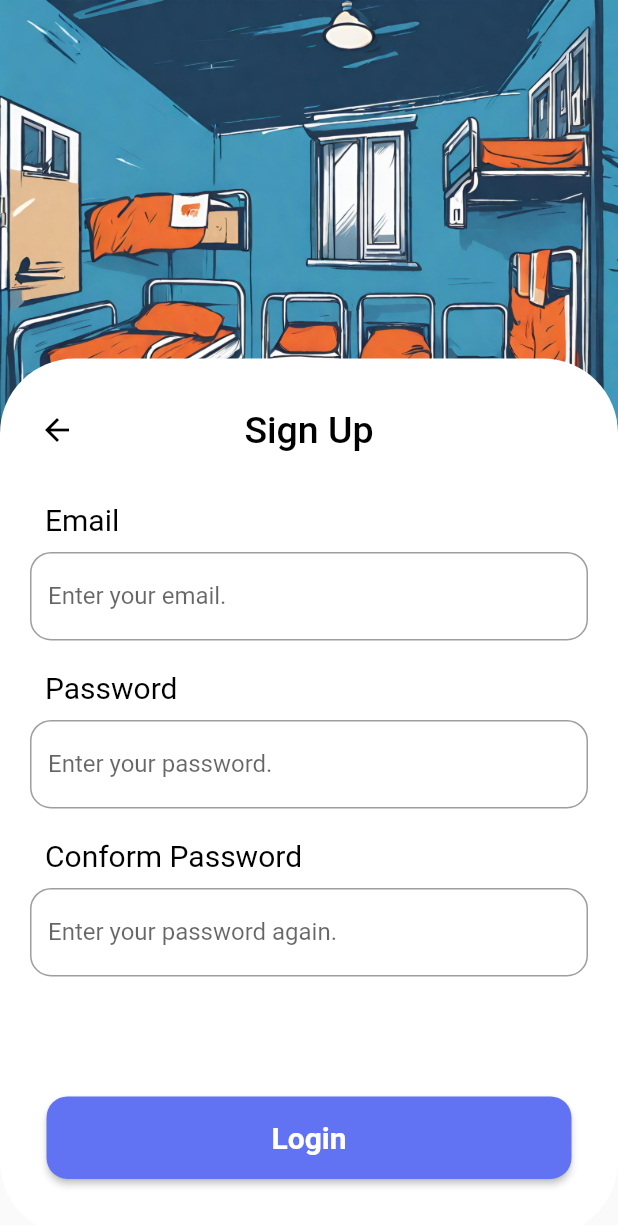
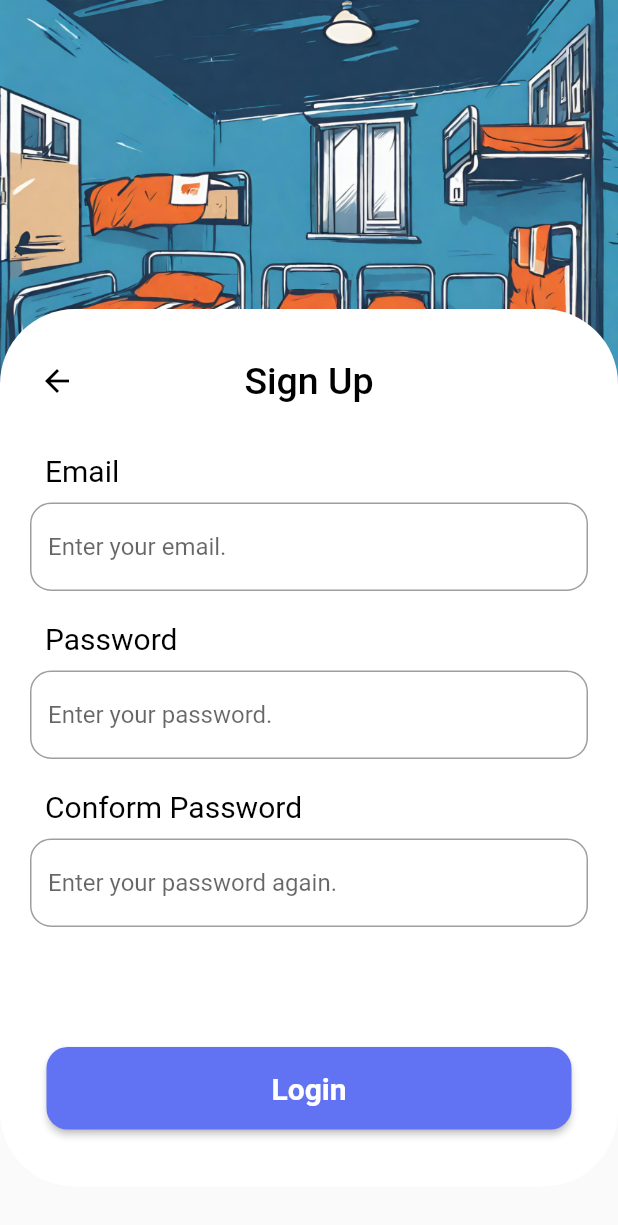
Before and after one commit to Mero-Vision/mero_hostel, a Flutter app: the screen it shows after launch, after a tap on an icon or button, on a phone screen of 412 x 824 dp. Shown: the top 1225 px of the screen. Run offline on Flutter 3.47's test engine with Material 2 defaults, Android fonts, the light colour scheme and no system bars; our stand-ins replace flutter_screenutil, get.

Commit message:
loginpageupdated

```diff
--- /dev/null
+++ b/lib/views/login/LoginUI.dart
@@ -0,0 +1,97 @@
+import 'package:flutter/material.dart';
+import 'package:mero_hostel/utils/constant.dart';
+import 'package:mero_hostel/views/signup/signupPage.dart';
+import 'package:mero_hostel/widgets/Mytext.dart';
+import 'package:mero_hostel/widgets/myRichText.dart';
+import 'package:mero_hostel/widgets/myTextFormField.dart';
+import 'package:mero_hostel/widgets/mybutton.dart';
+
+class LoginUI extends StatelessWidget {
+  const LoginUI({
+    super.key,
+  });
+
+  @override
+  Widget build(BuildContext context) {
+    return Hero(
+      tag: 'Login_SignUp',
+      child: Material(
+        type: MaterialType.transparency,
+        child: Container(
+          height: ScreenHeight * 0.55,
+          width: ScreenWidth,
+          decoration: BoxDecoration(
+            color: Colors.white,
+            borderRadius: BorderRadius.circular(50),
+          ),
+          child:
+              Column(crossAxisAlignment: CrossAxisAlignment.start, children: [
+            Center(
+              child: MyText(
+                text: 'Login',
+                color: KTextColor,
+                size: 32,
+                top: 15,
+                bottom: 30,
+              ),
+            ),
+            MyText(
+              text: 'Email',
+              color: KTextColor,
+              size: 20,
+              left: 30,
+            ),
+            MyTextFormField(
+              top: 10,
+              left: 20,
+              right: 20,
+              hintText: 'Enter your email.',
+            ),
+            MyText(
+              text: 'Password',
+              color: KTextColor,
+              size: 20,
+              top: 20,
+              left: 30,
+            ),
+            MyTextFormField(
+              top: 10,
+              left: 20,
+              right: 20,
+              hintText: 'Enter your password.',
+            ),
+            Align(
+              alignment: Alignment.topRight,
+              child: MyText(
+                  top: 10,
+                  right: 20,
+                  bottom: 20,
+                  text: 'Forgot Password?',
+                  ontap: () {},
+                  color: Color(0xff0E6A28),
+                  size: 18),
+            ),
+            Center(
+                child: MyButton(
+              text: 'Login',
+              ontap: () {},
+              bottom: 20,
+            )),
+            Center(
+              child: GestureDetector(
+                onTap: () {
+                  Navigator.push(
+                      context,
+                      PageRouteBuilder(
+                          pageBuilder: (context, a, b) => SignupPage()));
+                },
+                child: MyRichText(
+                    text1: 'Don\'t have a account?  ', text2: 'Sign up'),
+              ),
+            )
+          ]),
+        ),
+      ),
+    );
+  }
+}
--- a/lib/views/login/loginPage.dart
+++ b/lib/views/login/loginPage.dart
@@ -2,13 +2,8 @@
 
 import 'package:flutter/material.dart';
 import 'package:flutter/rendering.dart';
-import 'package:get/get.dart';
 import 'package:mero_hostel/utils/constant.dart';
-import 'package:mero_hostel/views/signup/signupPage.dart';
-import 'package:mero_hostel/widgets/Mytext.dart';
-import 'package:mero_hostel/widgets/myRichText.dart';
-import 'package:mero_hostel/widgets/myTextFormField.dart';
-import 'package:mero_hostel/widgets/mybutton.dart';
+import 'package:mero_hostel/views/login/LoginUI.dart';
 
 class LoginPage extends StatelessWidget {
   const LoginPage({super.key});
@@ -17,94 +12,23 @@ class LoginPage extends StatelessWidget {
   Widget build(BuildContext context) {
     return SafeArea(
       child: Scaffold(
+        backgroundColor: Colors.white,
         body: Stack(
           children: [
             Align(
               alignment: Alignment.topCenter,
-              child: SingleChildScrollView(
-                child: Container(
-                  child: Image.asset(
-                    'assets/images/login_sign_Background.png',
-                    fit: BoxFit.fill,
-                  ),
+              child: Container(
+                height: ScreenHeight * 0.45,
+                width: ScreenWidth,
+                child: Image.asset(
+                  'assets/images/login_sign_Background.png',
+                  fit: BoxFit.fill,
                 ),
               ),
             ),
-            Align(
-              alignment: Alignment.bottomCenter,
-              child: Container(
-                height: ScreenHeight * 0.6,
-                width: ScreenWidth,
-                decoration: BoxDecoration(
-                  color: Colors.white,
-                  borderRadius: BorderRadius.circular(50),
-                ),
-                child: Column(
-                    crossAxisAlignment: CrossAxisAlignment.start,
-                    children: [
-                      Center(
-                        child: MyText(
-                          text: 'Login',
-                          color: KTextColor,
-                          size: 32,
-                          top: 15,
-                          bottom: 30,
-                        ),
-                      ),
-                      MyText(
-                        text: 'Email',
-                        color: KTextColor,
-                        size: 20,
-                        left: 30,
-                      ),
-                      MyTextFormField(
-                        top: 10,
-                        left: 20,
-                        right: 20,
-                        hintText: 'Enter your email.',
-                      ),
-                      MyText(
-                        text: 'Password',
-                        color: KTextColor,
-                        size: 20,
-                        top: 20,
-                        left: 30,
-                      ),
-                      MyTextFormField(
-                        top: 10,
-                        left: 20,
-                        right: 20,
-                        hintText: 'Enter your password.',
-                      ),
-                      Align(
-                        alignment: Alignment.topRight,
-                        child: MyText(
-                            top: 10,
-                            right: 20,
-                            bottom: 20,
-                            text: 'Forgot Password?',
-                            ontap: () {},
-                            color: Color(0xff0E6A28),
-                            size: 18),
-                      ),
-                      Center(
-                          child: MyButton(
-                        text: 'Login',
-                        ontap: () {},
-                        bottom: 20,
-                      )),
-                      Center(
-                        child: GestureDetector(
-                          onTap: () {
-                            Get.to(() => SignupPage());
-                          },
-                          child: MyRichText(
-                              text1: 'Don\'t have a account?  ',
-                              text2: 'Sign up'),
-                        ),
-                      )
-                    ]),
-              ),
+            Positioned(
+              top: ScreenHeight * 0.35,
+              child: LoginUI(),
             ),
           ],
         ),
--- a/lib/views/signup/signupPage.dart
+++ b/lib/views/signup/signupPage.dart
@@ -19,18 +19,21 @@ class SignupPage extends StatelessWidget {
             Align(
               alignment: Alignment.topCenter,
               child: Container(
+                height: ScreenHeight * 0.45,
+                width: ScreenWidth,
                 child: Image.asset(
                   'assets/images/login_sign_Background.png',
                   fit: BoxFit.fill,
                 ),
               ),
             ),
-            Align(
-              alignment: Alignment.bottomCenter,
+            Positioned(
+              top: ScreenHeight * 0.25,
               child: Hero(
                 tag: 'Login_SignUp',
                 child: Material(
                   type: MaterialType.transparency,
+                  child: SingleChildScrollView(
                     child: Container(
                       height: ScreenHeight * 0.71,
                       width: ScreenWidth,
@@ -43,7 +46,8 @@ class SignupPage extends StatelessWidget {
                             crossAxisAlignment: CrossAxisAlignment.start,
                             children: [
                               Padding(
-                              padding: const EdgeInsets.symmetric(vertical: 20),
+                                padding:
+                                    const EdgeInsets.symmetric(vertical: 20),
                                 child: AppBar(
                                   elevation: 0,
                                   shadowColor: Color(0x00),
@@ -113,6 +117,7 @@ class SignupPage extends StatelessWidget {
                     ),
                   ),
                 ),
+              ),
             )
           ],
         ),
--- a/lib/widgets/Mytext.dart
+++ b/lib/widgets/Mytext.dart
@@ -1,11 +1,12 @@
 // ignore_for_file: public_member_api_docs, sort_constructors_first
 import 'package:flutter/material.dart';
+import 'package:mero_hostel/utils/constant.dart';
 
 class MyText extends StatelessWidget {
   MyText({
     Key? key,
     required this.text,
-    required this.color,
+    this.color,
     required this.size,
     this.top,
     this.bottom,
@@ -15,7 +16,7 @@ class MyText extends StatelessWidget {
   }) : super(key: key);
   //initializing variables
   final String text;
-  final Color color;
+  final Color? color;
   final double size;
   final double? top;
   final double? bottom;
@@ -34,7 +35,7 @@ class MyText extends StatelessWidget {
             right: right ?? 0),
         child: Text(
           text,
-          style: TextStyle(color: color, fontSize: size),
+          style: TextStyle(color: color ?? KTextColor, fontSize: size),
         ),
       ),
     );
```
Lines whose indentation alone changed are shown as unchanged.
